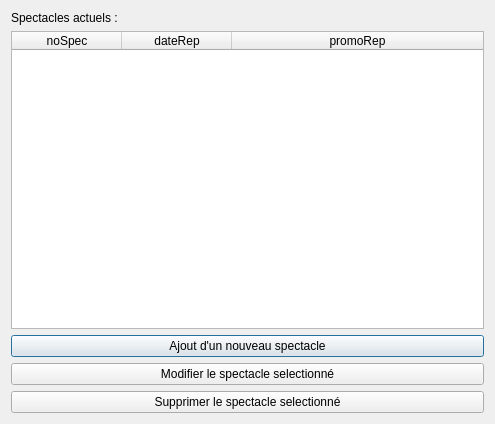
alaabenfatma/Projet_SQL_Python, file Theatre_Project/gui/spec_edit.ui: the form before one commit.
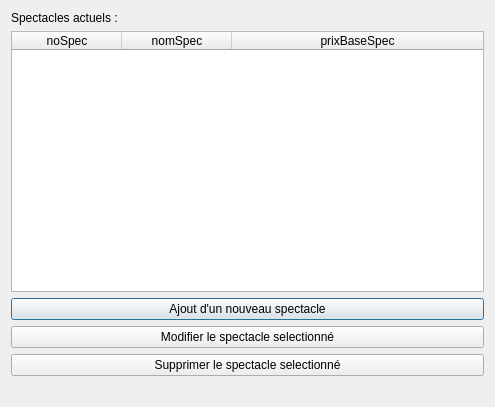
The form after the commit. Icons and pictures are not drawn.

What changed in the file:
```diff
--- a/Theatre_Project/gui/spec_edit.ui
+++ b/Theatre_Project/gui/spec_edit.ui
@@ -7,7 +7,7 @@
     <x>0</x>
     <y>0</y>
     <width>495</width>
-    <height>424</height>
+    <height>407</height>
    </rect>
   </property>
   <property name="windowTitle">
@@ -45,12 +45,12 @@
      </column>
      <column>
       <property name="text">
-       <string>dateRep</string>
+       <string>nomSpec</string>
       </property>
      </column>
      <column>
       <property name="text">
-       <string>promoRep</string>
+       <string>prixBaseSpec</string>
       </property>
      </column>
     </widget>
@@ -91,6 +91,13 @@
      </property>
     </widget>
    </item>
+   <item>
+    <widget class="QLabel" name="status">
+     <property name="text">
+      <string/>
+     </property>
+    </widget>
+   </item>
   </layout>
  </widget>
  <resources/>
```
